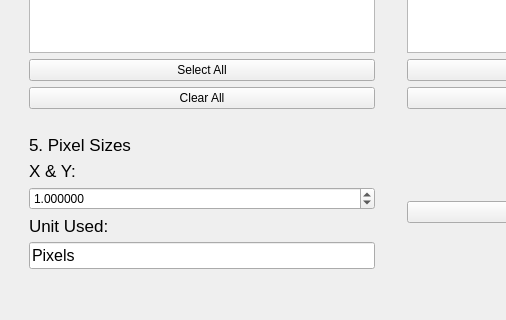
Above: radialUI.ui from HarrisonWismer/RadialProfile before the change; both pictures show x 0 to 506 and y 312 to 632 of the 781 by 632 pixel window. Below: the same form after it.
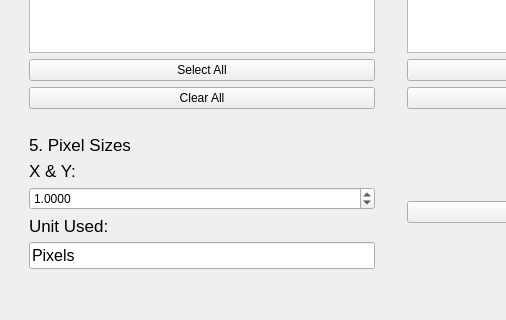
That is the form after the change.

Commit message: Fixed Manual Unit Conversion

Diff of the .ui file:
```diff
--- a/radialUI.ui
+++ b/radialUI.ui
@@ -153,7 +153,7 @@
       <item row="2" column="0">
        <widget class="QDoubleSpinBox" name="xyScale">
         <property name="decimals">
-         <number>6</number>
+         <number>4</number>
         </property>
         <property name="value">
          <double>1.000000000000000</double>
```
The commit also changes 2 other files.
